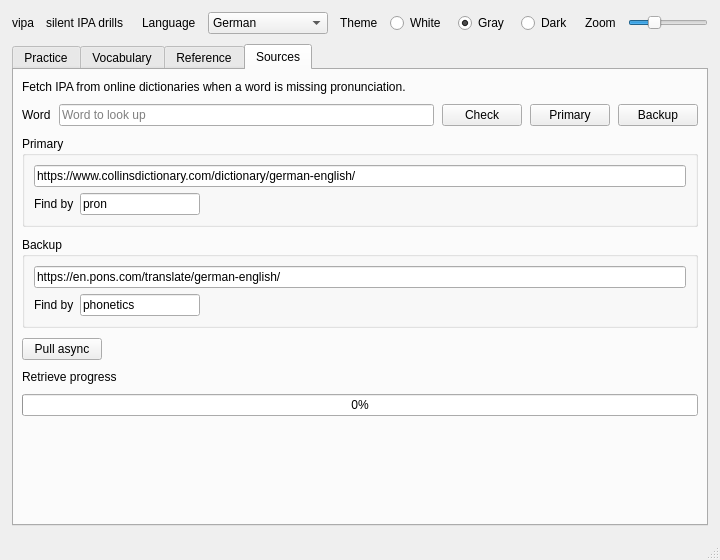
denizisik1/silent-vocabulary, file ui/main_window.ui: the form before one commit.
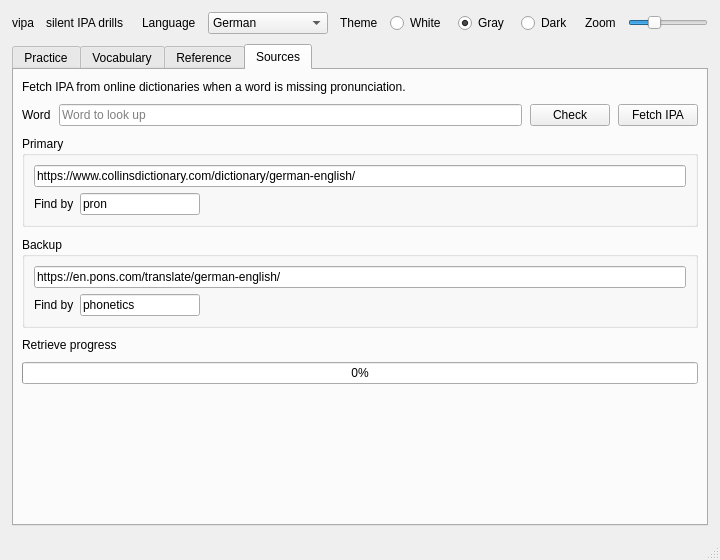
The form after the commit. The open tabs and pages were chosen to show the change.

Commit message: refactor(ui): simplify retrieve

Patch:
```diff
--- a/ui/main_window.ui
+++ b/ui/main_window.ui
@@ -941,14 +941,10 @@
            <item>
             <widget class="QPushButton" name="pushButton_6">
              <property name="text">
-              <string>Primary</string>
+              <string>Fetch IPA</string>
              </property>
-            </widget>
-           </item>
-           <item>
-            <widget class="QPushButton" name="pushButton_7">
-             <property name="text">
-              <string>Backup</string>
+             <property name="toolTip">
+              <string>Try primary source, then backup if it fails</string>
              </property>
             </widget>
            </item>
@@ -1073,33 +1069,6 @@
           </layout>
          </widget>
         </item>
-        <item>
-         <layout class="QHBoxLayout" name="retrieveButtonsLayout">
-          <property name="spacing">
-           <number>8</number>
-          </property>
-          <item>
-           <widget class="QPushButton" name="pushButton_5">
-            <property name="text">
-             <string>Pull async</string>
-            </property>
-           </widget>
-          </item>
-          <item>
-           <spacer name="retrieveButtonsSpacer">
-            <property name="orientation">
-             <enum>Qt::Horizontal</enum>
-            </property>
-            <property name="sizeHint" stdset="0">
-             <size>
-              <width>40</width>
-              <height>20</height>
-             </size>
-            </property>
-           </spacer>
-          </item>
-         </layout>
-        </item>
         <item>
          <widget class="QLabel" name="label_4">
           <property name="text">
```
Left out of the diff: 16 changed lines with no effect on the pictures. The commit also changes 3 other files.
